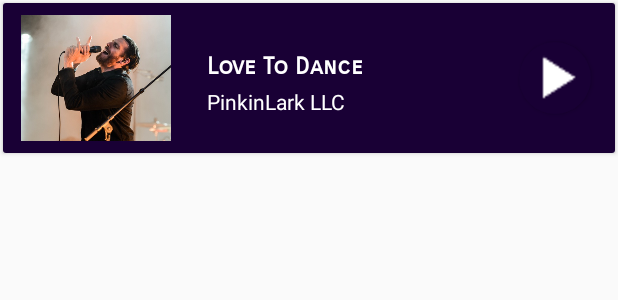
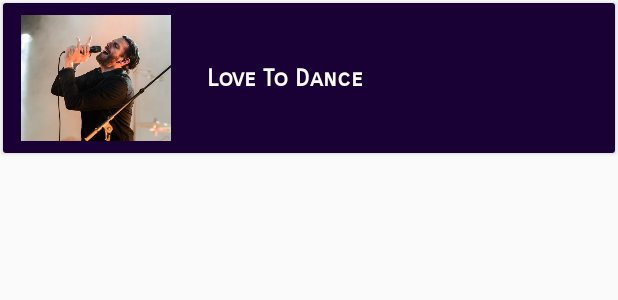
Before and after one commit to therealshabi/Musica, an Android app: the layout playlist_card_view.xml on its own in the app's theme, with its tools: preview values and no code run, on a phone screen of 412 x 824 dp. Shown: the top 300 px of the screen. Run offline under Robolectric (Android 15) with nearby library versions, the phone set to English and light mode, and no system bars; network calls fail.

Commit message:
Modified PlayList Activity with Server Calls

```diff
--- a/app/src/main/res/layout/activity_playlist.xml
+++ b/app/src/main/res/layout/activity_playlist.xml
@@ -43,11 +43,12 @@
                         android:layout_centerHorizontal="true"
                         android:layout_centerVertical="true"
                         android:fontFamily="sans-serif-smallcaps"
-                        android:text="Love To Dance"
+                        android:text="My Private Playlist"
                         android:textColor="@android:color/white"
                         android:textSize="28sp" />
 
                     <TextView
+                        android:id="@+id/activity_playlist_num_of_songs"
                         android:layout_width="wrap_content"
                         android:layout_height="wrap_content"
                         android:layout_below="@id/activity_playlist_textView1"
@@ -82,6 +83,7 @@
 
 
     <android.support.design.widget.FloatingActionButton
+        android:id="@+id/activity_playlist_share_button"
         android:layout_width="52dp"
         android:layout_height="52dp"
         android:layout_marginRight="20dp"
--- a/app/src/main/res/layout/playlist_card_view.xml
+++ b/app/src/main/res/layout/playlist_card_view.xml
@@ -19,6 +19,7 @@
             android:padding="8dp">
 
             <ImageView
+                android:id="@+id/activity_playlist_cover_image"
                 android:layout_width="100dp"
                 android:layout_height="match_parent"
                 android:layout_marginLeft="4dp"
@@ -26,47 +27,19 @@
                 android:scaleType="centerCrop"
                 android:src="@drawable/artist3" />
 
-            <LinearLayout
-                android:layout_width="wrap_content"
-                android:layout_height="wrap_content"
-                android:orientation="vertical">
-
                 <TextView
+                    android:id="@+id/activity_playlist_recycler_view_music_title"
                     android:layout_width="wrap_content"
                     android:layout_height="wrap_content"
+                    android:layout_gravity="center|center_vertical"
                     android:layout_marginLeft="20dp"
-                    android:layout_marginTop="24dp"
                     android:fontFamily="sans-serif-smallcaps"
                     android:text="Love To Dance"
                     android:textColor="@android:color/white"
                     android:textSize="16sp"
                     android:textStyle="bold" />
 
-                <TextView
-                    android:layout_width="wrap_content"
-                    android:layout_height="wrap_content"
-                    android:layout_marginLeft="20dp"
-                    android:layout_marginTop="4dp"
-                    android:fontFamily="sans-serif"
-                    android:singleLine="false"
-                    android:text="PinkinLark LLC"
-                    android:textColor="@android:color/white" />
-
-            </LinearLayout>
-
         </LinearLayout>
-
-        <ToggleButton
-            android:id="@+id/activity_playlist_play_pause_button"
-            android:layout_width="48dp"
-            android:layout_height="48dp"
-            android:layout_alignParentRight="true"
-            android:layout_centerVertical="true"
-            android:layout_marginRight="16dp"
-            android:background="@drawable/music_player_button"
-            android:foreground="@drawable/music_player_play_pause_button"
-            android:textOff=""
-            android:textOn="" />
 
     </RelativeLayout>
 
```
Also changed, not shown: app/src/main/java/com/finiteloop/musica/NetworkUtils/MusicaServerAPICalls.java (+25 -0 lines), app/src/main/java/com/finiteloop/musica/PlaylistActivity.java (+100 -18 lines).
